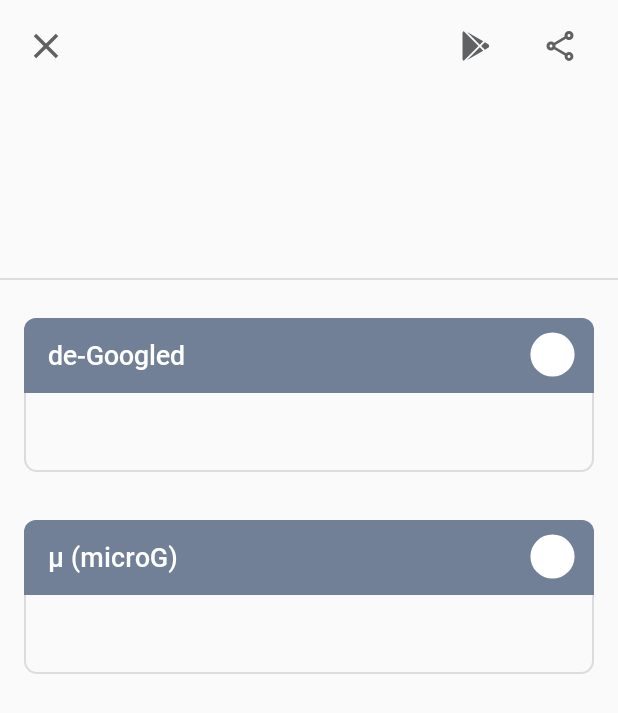
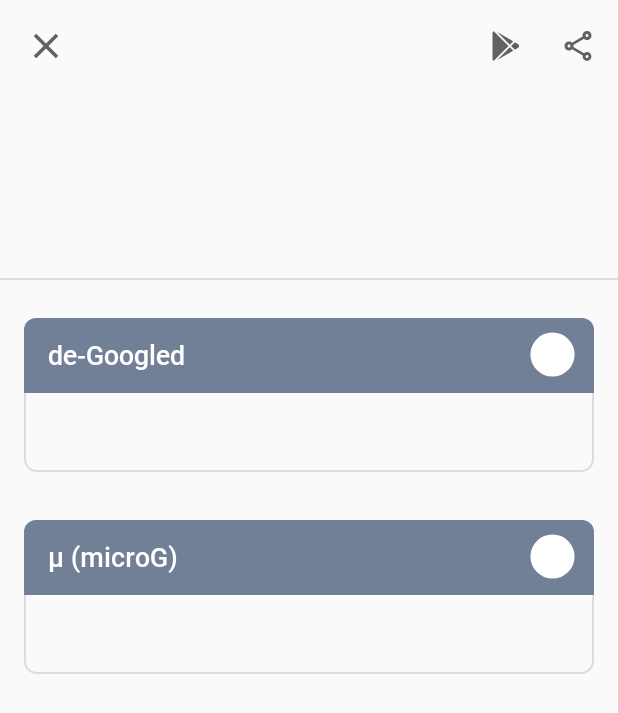
Before and after one commit to techlore/Plexus-app, an Android app: the AppDetailsActivity screen opened directly, with no data from a screen before it, on a phone screen of 412 x 824 dp. Shown: the top 713 px of the screen. Run offline under Robolectric (Android 15) with nearby library versions, the phone set to English and light mode, and no system bars; 1 statement that could not run was skipped.

Commit message:
small fix and change

```diff
--- a/app/src/main/java/tech/techlore/plexus/activities/AppDetailsActivity.java
+++ b/app/src/main/java/tech/techlore/plexus/activities/AppDetailsActivity.java
@@ -6,6 +6,7 @@
 import android.content.Intent;
 import android.net.Uri;
 import android.os.Bundle;
+import android.view.Menu;
 import android.widget.ImageView;
 import android.widget.TextView;
 import android.widget.Toast;
@@ -20,6 +21,9 @@
 
 public class AppDetailsActivity extends AppCompatActivity {
 
+    private static String nameString, packageNameString, versionString,
+            dgRatingString, mgRatingString, dgNotesString, mgNotesString;
+
     @Override
     protected void onCreate(Bundle savedInstanceState) {
         super.onCreate(savedInstanceState);
@@ -28,13 +32,13 @@
         final MaterialToolbar toolbar = findViewById(R.id.toolbar_details);
 
         Intent intent = getIntent();
-        final String nameString = intent.getStringExtra("name");
-        final String packageNameString = intent.getStringExtra("packageName");
-        final String versionString = intent.getStringExtra("version");
-        final String dgRatingString = intent.getStringExtra("dgRating");
-        final String mgRatingString = intent.getStringExtra("mgRating");
-        final String dgNotesString = intent.getStringExtra("dgNotes");
-        final String mgNotesString = intent.getStringExtra("mgNotes");
+        nameString = intent.getStringExtra("name");
+        packageNameString = intent.getStringExtra("packageName");
+        versionString = intent.getStringExtra("version");
+        dgRatingString = intent.getStringExtra("dgRating");
+        mgRatingString = intent.getStringExtra("mgRating");
+        dgNotesString = intent.getStringExtra("dgNotes");
+        mgNotesString = intent.getStringExtra("mgNotes");
         TextView name = findViewById(R.id.name_details);
         TextView packageName = findViewById(R.id.package_name_details);
         TextView version = findViewById(R.id.version_details);
@@ -64,10 +68,16 @@
         RatingColor(this, dgRatingColor, dgRatingString);
         RatingColor(this, mgRatingColor, mgRatingString);
 
+    }
 
-        // PLAY STORE LINK
-        findViewById(R.id.play_store)
-                .setOnClickListener(v -> {
+    // MENU
+    @Override
+    public boolean onCreateOptionsMenu(final Menu menu) {
+        // Inflate the menu; this adds items to the action bar if it is present.
+        getMenuInflater().inflate(R.menu.menu_activity_app_details, menu);
+
+        // PLAY STORE
+        menu.findItem(R.id.menu_play_store).setOnMenuItemClickListener(item -> {
             try
             {
                 startActivity(new Intent(Intent.ACTION_VIEW,
@@ -79,11 +89,11 @@
             {
                 Toast.makeText(this, getString(R.string.no_browsers), Toast.LENGTH_SHORT).show();
             }
+            return true;
         });
 
         // SHARE
-        findViewById(R.id.share)
-                .setOnClickListener(v ->
+        menu.findItem(R.id.menu_share).setOnMenuItemClickListener(item -> {
             startActivity(Intent.createChooser(new Intent(Intent.ACTION_SEND)
                             .setType("text/plain")
                             .putExtra(Intent.EXTRA_TEXT,
@@ -109,8 +119,11 @@
                                             + getResources().getString(R.string.microG) + " "
                                             + getResources().getString(R.string.notes) + ": "
                                             + mgNotesString),
-                        getString(R.string.share_via))));
+                    getString(R.string.share_via)));
+            return true;
+        });
 
+        return true;
     }
 
     // SET TRANSITION WHEN FINISHING ACTIVITY
--- a/app/src/main/java/tech/techlore/plexus/activities/MainActivity.java
+++ b/app/src/main/java/tech/techlore/plexus/activities/MainActivity.java
@@ -19,7 +19,6 @@
 import android.widget.TextView;
 
 import com.google.android.material.bottomsheet.BottomSheetDialog;
-import com.google.android.material.chip.Chip;
 import com.google.android.material.chip.ChipGroup;
 import com.google.android.material.floatingactionbutton.ExtendedFloatingActionButton;
 import com.google.android.material.tabs.TabLayout;
--- a/app/src/main/res/drawable/shape_circle_ripple.xml
+++ /dev/null
@@ -1,9 +0,0 @@
-<?xml version="1.0" encoding="utf-8"?>
-<ripple xmlns:android="http://schemas.android.com/apk/res/android" android:color="?colorControlHighlight">
-    <item android:id="@android:id/mask">
-        <shape android:shape="oval">
-            <solid android:color="@color/rippleColor"/>
-            <corners android:radius="@dimen/margin_32"/>
-        </shape>
-    </item>
-</ripple>
--- a/app/src/main/res/layout/activity_app_details.xml
+++ b/app/src/main/res/layout/activity_app_details.xml
@@ -25,35 +25,7 @@
             android:paddingEnd="@dimen/margin_2.5"
             app:navigationIcon="@drawable/ic_close"
             app:titleTextColor="@color/textTitleColor"
-            app:titleTextAppearance="@style/MediumBoldText">
-
-            <ImageView
-                android:id="@+id/share"
-                android:layout_width="wrap_content"
-                android:layout_height="wrap_content"
-                android:layout_gravity="end"
-                android:layout_marginEnd="@dimen/margin_16"
-                android:padding="@dimen/margin_8"
-                android:src="@drawable/ic_share"
-                android:clickable="true"
-                android:focusable="true"
-                android:foreground="@drawable/shape_circle_ripple"
-                android:contentDescription="@string/share" />
-
-            <ImageView
-                android:id="@+id/play_store"
-                android:layout_width="wrap_content"
-                android:layout_height="wrap_content"
-                android:layout_gravity="end"
-                android:layout_marginEnd="@dimen/margin_16"
-                android:padding="@dimen/margin_8"
-                android:src="@drawable/ic_play_store"
-                android:clickable="true"
-                android:focusable="true"
-                android:foreground="@drawable/shape_circle_ripple"
-                android:contentDescription="@string/play_store" />
-
-        </com.google.android.material.appbar.MaterialToolbar>
+            app:titleTextAppearance="@style/MediumBoldText"/>
 
     </com.google.android.material.appbar.AppBarLayout>
 
--- /dev/null
+++ b/app/src/main/res/menu/menu_activity_app_details.xml
@@ -0,0 +1,20 @@
+<?xml version="1.0" encoding="utf-8"?>
+<menu
+    xmlns:android="http://schemas.android.com/apk/res/android"
+    xmlns:app="http://schemas.android.com/apk/res-auto">
+
+    <!--APP DETAILS ACTIVITY MENU-->
+
+    <item
+        android:id="@+id/menu_play_store"
+        android:icon="@drawable/ic_play_store"
+        app:showAsAction="ifRoom"
+        android:title="@string/menu_play_store"/>
+
+    <item
+        android:id="@+id/menu_share"
+        app:showAsAction="always"
+        android:icon="@drawable/ic_share"
+        android:title="@string/menu_share"/>
+
+</menu>
--- a/app/src/main/res/values/strings.xml
+++ b/app/src/main/res/values/strings.xml
@@ -23,12 +23,14 @@
     <!--#########################################################################################-->
 
     <!--APP DETAILS ACTIVITY-->
-    <string name="play_store">Play Store</string>
-    <string name="share">Share</string>
     <string name="share_via">Share via</string>
     <string name="de_Googled">de-Googled</string>
     <string name="microG">\u00B5 (microG)</string>
     <string name="notes">notes</string>
+
+    <!--TOOLBAR MENU-->
+    <string name="menu_play_store">Play Store</string>
+    <string name="menu_share">Share</string>
 
     <!--#########################################################################################-->
 
```
Lines whose indentation alone changed are shown as unchanged.
